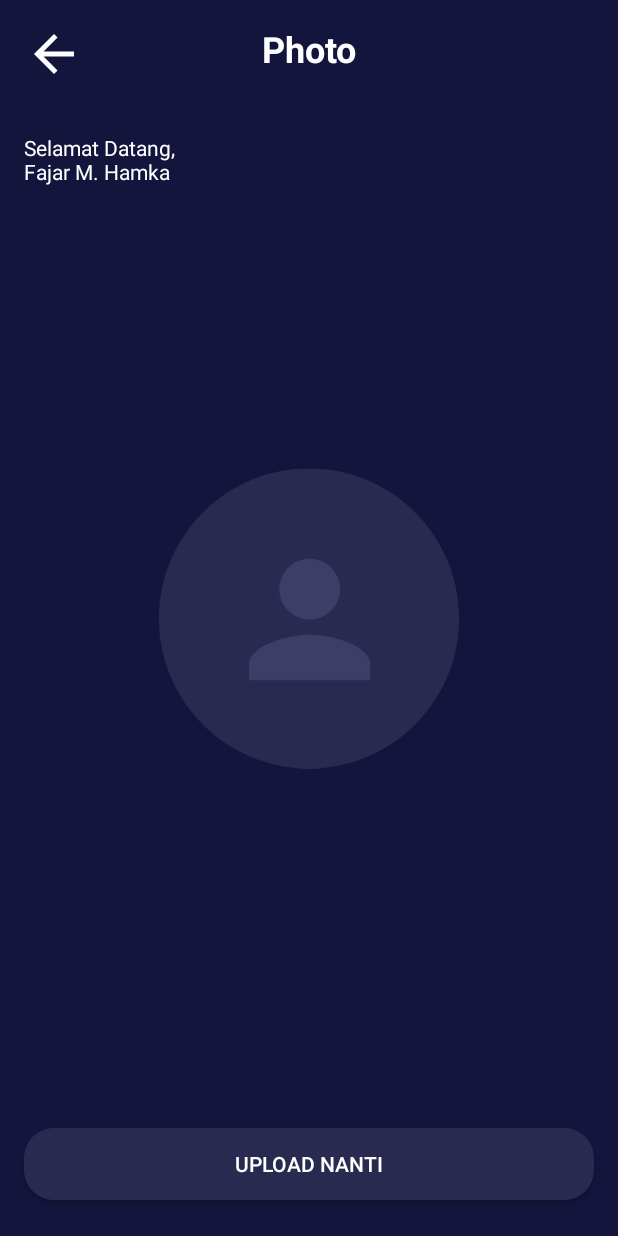
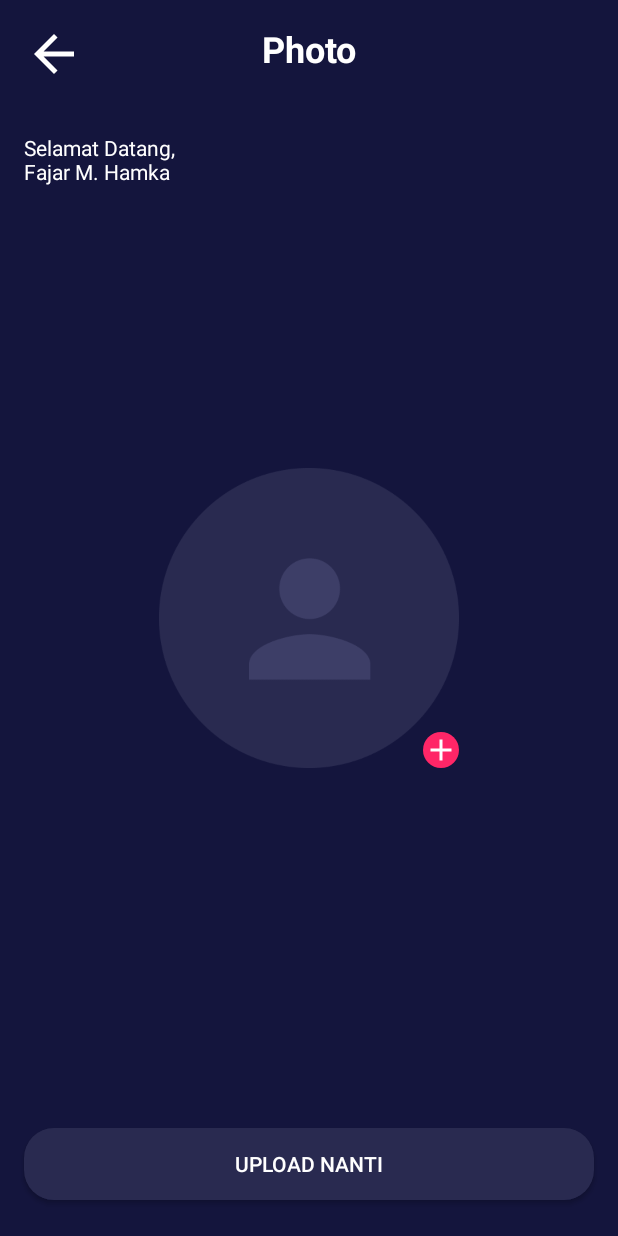
Before and after one commit to fajartd02/MOV, an Android app: the SignUpPhotoscreenActivity screen opened directly, with no data from a screen before it, on a phone screen of 412 x 824 dp. Run offline under Robolectric (Android 15) with nearby library versions, the phone set to English and light mode, and no system bars.

Commit message:
Repair XML SignUpPhotoScreen

```diff
--- a/app/src/main/AndroidManifest.xml
+++ b/app/src/main/AndroidManifest.xml
@@ -36,7 +36,7 @@
             android:name=".sign.signup.SignUpActivity"
             android:exported="true" />
         <activity
-            android:name=".sign.SignUpPhotoscreenActivity"
+            android:name=".sign.signup.SignUpPhotoscreenActivity"
             android:exported="true" />
         <activity
             android:name=".SplashScreenActivity"
--- a/app/src/main/java/com/fajar/mov/sign/signup/SignUpActivity.kt
+++ b/app/src/main/java/com/fajar/mov/sign/signup/SignUpActivity.kt
@@ -8,7 +8,6 @@ import android.widget.EditText
 import android.widget.ImageView
 import android.widget.Toast
 import com.fajar.mov.R
-import com.fajar.mov.sign.SignUpPhotoscreenActivity
 import com.fajar.mov.sign.signin.User
 import com.google.firebase.database.*
 
--- a/app/src/main/java/com/fajar/mov/sign/SignUpPhotoscreenActivity.kt
+++ b/app/src/main/java/com/fajar/mov/sign/signup/SignUpPhotoscreenActivity.kt
@@ -1,4 +1,4 @@
-package com.fajar.mov.sign
+package com.fajar.mov.sign.signup
 
 import androidx.appcompat.app.AppCompatActivity
 import android.os.Bundle
@@ -8,5 +8,7 @@ class SignUpPhotoscreenActivity : AppCompatActivity() {
     override fun onCreate(savedInstanceState: Bundle?) {
         super.onCreate(savedInstanceState)
         setContentView(R.layout.activity_sign_up_photoscreen)
+
+
     }
 }
--- /dev/null
+++ b/app/src/main/res/drawable/ic_btn_upload.xml
@@ -0,0 +1,5 @@
+<vector android:height="24dp" android:tint="#FFFFFF"
+    android:viewportHeight="24" android:viewportWidth="24"
+    android:width="24dp" xmlns:android="http://schemas.android.com/apk/res/android">
+    <path android:fillColor="@android:color/white" android:pathData="M19,13h-6v6h-2v-6H5v-2h6V5h2v6h6v2z"/>
+</vector>
--- /dev/null
+++ b/app/src/main/res/drawable/shape_eclipse_pink.xml
@@ -0,0 +1,7 @@
+<?xml version="1.0" encoding="utf-8"?>
+<shape xmlns:android="http://schemas.android.com/apk/res/android"
+    android:shape="oval">
+
+    <solid android:color="@color/colorPink"/>
+
+</shape>
--- a/app/src/main/res/layout/activity_sign_up_photoscreen.xml
+++ b/app/src/main/res/layout/activity_sign_up_photoscreen.xml
@@ -2,13 +2,14 @@
 <androidx.constraintlayout.widget.ConstraintLayout xmlns:android="http://schemas.android.com/apk/res/android"
     xmlns:app="http://schemas.android.com/apk/res-auto"
     xmlns:tools="http://schemas.android.com/tools"
+    android:id="@+id/background"
     android:layout_width="match_parent"
     android:layout_height="match_parent"
     android:background="@color/colorBlue"
     tools:context=".onboarding.OnboardingOneActivity">
 
     <Button
-        android:id="@+id/button3"
+        android:id="@+id/btn_save"
         android:layout_width="0dp"
         android:layout_height="wrap_content"
         android:layout_marginStart="16dp"
@@ -18,13 +19,13 @@
         android:text="@string/simpan_dan_lanjutkan"
         android:textColor="@color/colorWhite"
         android:visibility="invisible"
-        app:layout_constraintBottom_toTopOf="@+id/button4"
+        app:layout_constraintBottom_toTopOf="@+id/btn_home"
         app:layout_constraintEnd_toEndOf="parent"
         app:layout_constraintHorizontal_bias="0.0"
         app:layout_constraintStart_toStartOf="parent" />
 
     <Button
-        android:id="@+id/button4"
+        android:id="@+id/btn_home"
         android:layout_width="0dp"
         android:layout_height="wrap_content"
         android:layout_marginStart="16dp"
@@ -35,6 +36,7 @@
         android:textColor="@color/colorWhite"
         app:layout_constraintBottom_toBottomOf="parent"
         app:layout_constraintEnd_toEndOf="parent"
+        app:layout_constraintHorizontal_bias="0.0"
         app:layout_constraintStart_toStartOf="parent" />
 
     <TextView
@@ -54,7 +56,7 @@
         app:layout_constraintTop_toTopOf="parent" />
 
     <TextView
-        android:id="@+id/textView3"
+        android:id="@+id/tv_hello"
         android:layout_width="0dp"
         android:layout_height="wrap_content"
         android:layout_marginStart="16dp"
@@ -77,13 +79,22 @@
         app:srcCompat="@drawable/ic_baseline_arrow_back_24" />
 
     <ImageView
-        android:id="@+id/imageView4"
+        android:id="@+id/iv_profile"
         android:layout_width="200dp"
-        android:layout_height="wrap_content"
+        android:layout_height="200dp"
         app:layout_constraintBottom_toBottomOf="parent"
         app:layout_constraintEnd_toEndOf="parent"
         app:layout_constraintStart_toStartOf="parent"
         app:layout_constraintTop_toTopOf="parent"
         app:srcCompat="@drawable/user_picture" />
 
+    <ImageView
+        android:id="@+id/iv_add"
+        android:layout_width="wrap_content"
+        android:layout_height="wrap_content"
+        android:background="@drawable/shape_eclipse_pink"
+        app:layout_constraintBottom_toBottomOf="@+id/iv_profile"
+        app:layout_constraintEnd_toEndOf="@+id/iv_profile"
+        app:srcCompat="@drawable/ic_btn_upload" />
+
 </androidx.constraintlayout.widget.ConstraintLayout>
```
